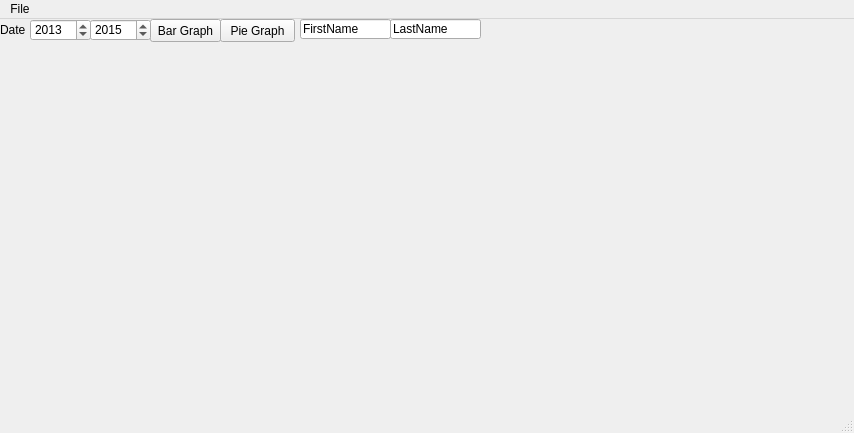
Qt form mainwindow.ui (TeamGrapefuit/SourceCode) before a commit.
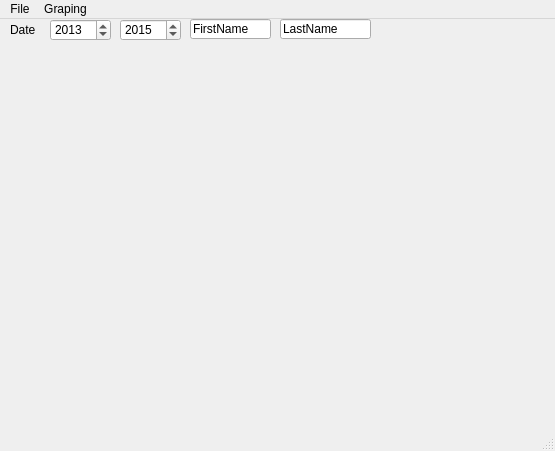
The same form after that commit.

Commit message: Made graph menu bar

Patch:
```diff
--- a/mainwindow.ui
+++ b/mainwindow.ui
@@ -6,8 +6,8 @@
    <rect>
     <x>0</x>
     <y>0</y>
-    <width>854</width>
-    <height>433</height>
+    <width>555</width>
+    <height>451</height>
    </rect>
   </property>
   <property name="windowTitle">
@@ -16,45 +16,14 @@
   <property name="autoFillBackground">
    <bool>false</bool>
   </property>
+  <property name="styleSheet">
+   <string notr="true"/>
+  </property>
   <widget class="QWidget" name="centralWidget">
-   <widget class="QPushButton" name="pushButton">
-    <property name="enabled">
-     <bool>true</bool>
-    </property>
-    <property name="geometry">
-     <rect>
-      <x>150</x>
-      <y>0</y>
-      <width>71</width>
-      <height>23</height>
-     </rect>
-    </property>
-    <property name="sizePolicy">
-     <sizepolicy hsizetype="Expanding" vsizetype="Expanding">
-      <horstretch>0</horstretch>
-      <verstretch>0</verstretch>
-     </sizepolicy>
-    </property>
-    <property name="maximumSize">
-     <size>
-      <width>75</width>
-      <height>23</height>
-     </size>
-    </property>
-    <property name="mouseTracking">
-     <bool>false</bool>
-    </property>
-    <property name="autoFillBackground">
-     <bool>false</bool>
-    </property>
-    <property name="text">
-     <string>Bar Graph</string>
-    </property>
-   </widget>
    <widget class="QLabel" name="label">
     <property name="geometry">
      <rect>
-      <x>0</x>
+      <x>10</x>
       <y>0</y>
       <width>51</width>
       <height>21</height>
@@ -67,7 +36,7 @@
    <widget class="QSpinBox" name="spinBox">
     <property name="geometry">
      <rect>
-      <x>30</x>
+      <x>50</x>
       <y>0</y>
       <width>61</width>
       <height>22</height>
@@ -86,7 +55,7 @@
    <widget class="QSpinBox" name="spinBox_2">
     <property name="geometry">
      <rect>
-      <x>90</x>
+      <x>120</x>
       <y>0</y>
       <width>61</width>
       <height>22</height>
@@ -102,31 +71,21 @@
      <number>2015</number>
     </property>
    </widget>
-   <widget class="QPushButton" name="pushButton_2">
-    <property name="enabled">
-     <bool>true</bool>
-    </property>
-    <property name="geometry">
-     <rect>
-      <x>220</x>
-      <y>0</y>
-      <width>75</width>
-      <height>23</height>
-     </rect>
-    </property>
-    <property name="text">
-     <string>Pie Graph</string>
-    </property>
-   </widget>
    <widget class="QLineEdit" name="lineEdit">
+    <property name="enabled">
+     <bool>true</bool>
+    </property>
     <property name="geometry">
      <rect>
-      <x>300</x>
+      <x>190</x>
       <y>0</y>
-      <width>91</width>
+      <width>81</width>
       <height>20</height>
      </rect>
     </property>
+    <property name="styleSheet">
+     <string notr="true"/>
+    </property>
     <property name="text">
      <string>FirstName</string>
     </property>
@@ -134,7 +93,7 @@
    <widget class="QLineEdit" name="lineEdit_2">
     <property name="geometry">
      <rect>
-      <x>390</x>
+      <x>280</x>
       <y>0</y>
       <width>91</width>
       <height>20</height>
@@ -150,7 +109,7 @@
     <rect>
      <x>0</x>
      <y>0</y>
-     <width>854</width>
+     <width>555</width>
      <height>26</height>
     </rect>
    </property>
@@ -163,7 +122,15 @@
     <addaction name="separator"/>
     <addaction name="actionExit_2"/>
    </widget>
+   <widget class="QMenu" name="menuGraping">
+    <property name="title">
+     <string>Graping</string>
+    </property>
+    <addaction name="actionPie_Graph"/>
+    <addaction name="actionBar_Graph"/>
+   </widget>
    <addaction name="menuFile"/>
+   <addaction name="menuGraping"/>
   </widget>
   <widget class="QStatusBar" name="statusBar"/>
   <action name="actionOpen_File">
```
Left out of the diff: 10 changed lines with no effect on the pictures. The commit also changes 3 other files.
